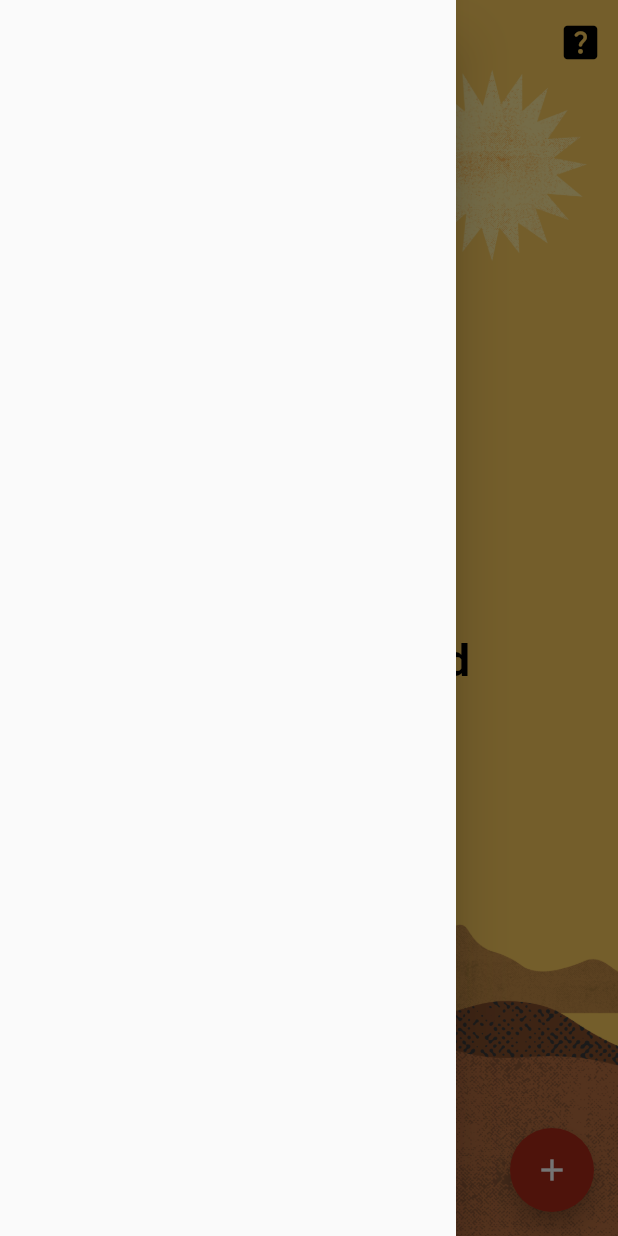
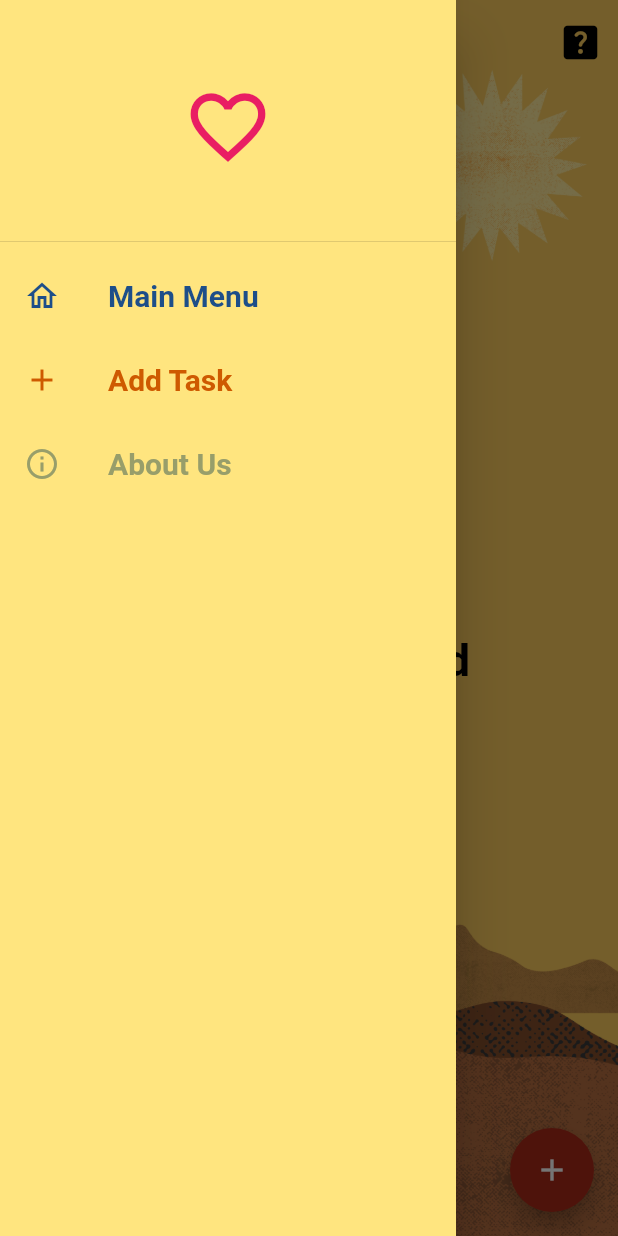
Before and after one commit to AllianaOnate/onate_assignment_three, a Flutter app: the HomePage screen opened directly, with the side drawer open, on a phone screen of 412 x 824 dp. Run offline on Flutter 3.47's test engine with Material 2 defaults, Android fonts, the phone set to English and light mode, and no system bars; our stand-ins replace lottie, sqflite; accounts and stored records are empty; network calls fail.

Commit message:
Added drawer and updated the app icon and name

```diff
--- a/lib/home_page.dart
+++ b/lib/home_page.dart
@@ -1,3 +1,4 @@
+import 'package:Bulohaton/about_us.dart';
 import 'package:Bulohaton/add_update_page.dart';
 import 'package:Bulohaton/db_handler.dart';
 import 'package:Bulohaton/model.dart';
@@ -37,7 +38,87 @@ class _HomePageState extends State<HomePage> {
       ),
       child: Scaffold(
         backgroundColor: Colors.transparent,
-        drawer: Drawer(),
+        drawer: Drawer(
+          child: Container(
+            color: Colors.amberAccent[100],
+            child: Center(
+              child: ListView(
+                children: [
+                  DrawerHeader(
+                      child: Icon(
+                        Icons.favorite_border,
+                        color: Colors.pink,
+                        size: 60,
+                      ),
+                  ),
+                  ListTile(
+                    leading: Icon(
+                        Icons.home_outlined,
+                        color: Color(0xFF1D4E89),
+                    ),
+                    title: Text(
+                      'Main Menu',
+                      style: TextStyle(
+                        fontWeight: FontWeight.bold,
+                        color: Color(0xFF1D4E89),
+                        fontSize: 20,
+                      ),
+                    ),
+                    onTap: (){
+                      Navigator.of(context).push(
+                          MaterialPageRoute(
+                              builder: (context) => HomePage(),
+                          ),
+                      );
+                    },
+                  ),
+                  ListTile(
+                    leading: Icon(
+                      Icons.add,
+                      color: Color(0xFFCE5A00),
+                    ),
+                    title: Text(
+                      'Add Task',
+                      style: TextStyle(
+                        fontWeight: FontWeight.bold,
+                        color: Color(0xFFCE5A00),
+                        fontSize: 20,
+                      ),
+                    ),
+                    onTap: (){
+                      Navigator.of(context).push(
+                        MaterialPageRoute(
+                          builder: (context) => AddUpdateTask(),
+                        ),
+                      );
+                    },
+                  ),
+                  ListTile(
+                    leading: Icon(
+                      Icons.info_outline,
+                      color: Color(0xFF989E6A),
+                    ),
+                    title: Text(
+                      'About Us',
+                      style: TextStyle(
+                        fontWeight: FontWeight.bold,
+                        color: Color(0xFF989E6A),
+                        fontSize: 20,
+                      ),
+                    ),
+                    onTap: (){
+                      Navigator.of(context).push(
+                        MaterialPageRoute(
+                          builder: (context) => AboutUs(),
+                        ),
+                      );
+                    },
+                  ),
+                ],
+              ),
+            ),
+          ),
+        ),
         appBar: AppBar(
           title: Text("MY-TODO",
             style: TextStyle(
--- a/pubspec.yaml
+++ b/pubspec.yaml
@@ -75,6 +75,8 @@ flutter:
   assets:
       - assets/update_bg.png
       - assets/bg_page.png
+      - assets/bulohaton_logo.png
+      - assets/launcher_logo.png
 
   # An image asset can refer to one or more resolution-specific "variants", see
   # https://flutter.dev/assets-and-images/#resolution-aware
```
Also changed, not shown: lib/about_us.dart (added, +56 -0 lines), assets/bulohaton_logo.png (added), 6 other files.
